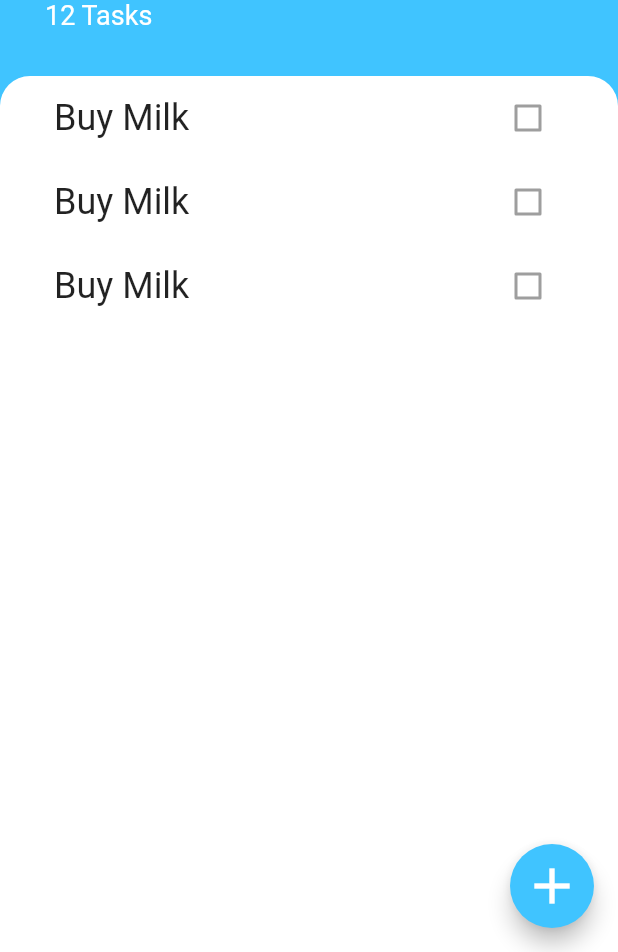
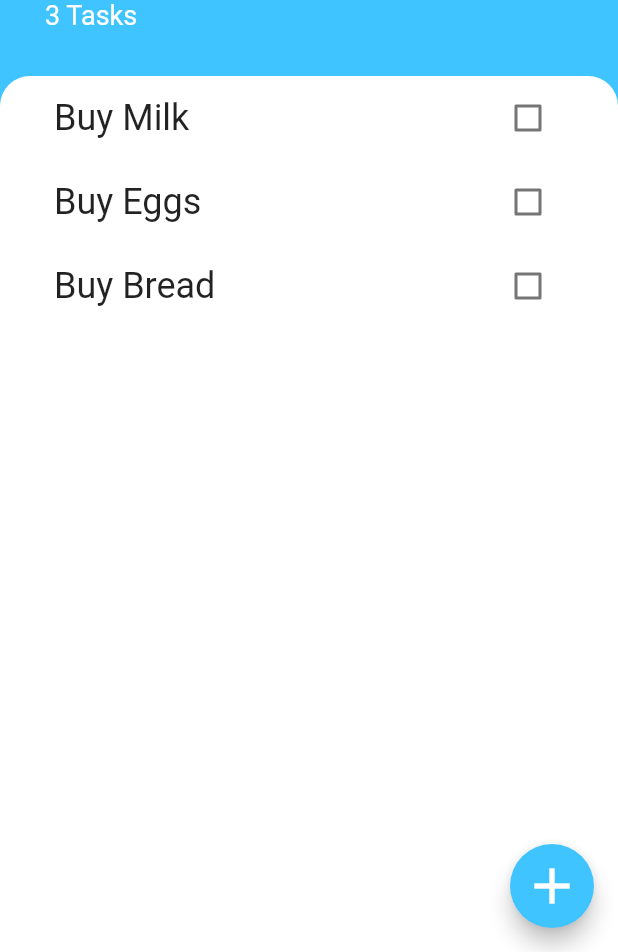
Before and after one commit to technetist/todoey, a Flutter app: the screen it shows after launch, on a phone screen of 412 x 824 dp, the part 284-1236 px from its top. Run offline on Flutter 3.47's test engine with Material 2 defaults, Android fonts, the phone set to English and light mode, and no system bars.

Commit message:
added ability to add and check things off.

```diff
--- /dev/null
+++ b/lib/models/task.dart
@@ -0,0 +1,10 @@
+class Task {
+  final String name;
+  bool isDone;
+
+  Task({this.name, this.isDone = false});
+
+  void toggleDone() {
+    isDone = !isDone;
+  }
+}
--- a/lib/screens/tasks_screen.dart
+++ b/lib/screens/tasks_screen.dart
@@ -1,12 +1,38 @@
 import 'package:flutter/material.dart';
+import 'package:todoey/models/task.dart';
+import 'package:todoey/screens/add_task_screen.dart';
 import 'package:todoey/widgets/tasks_list.dart';
 
-class TasksScreen extends StatelessWidget {
+class TasksScreen extends StatefulWidget {
+  @override
+  _TasksScreenState createState() => _TasksScreenState();
+}
+
+class _TasksScreenState extends State<TasksScreen> {
+  List<Task> tasks = [
+    Task(name: 'Buy Milk'),
+    Task(name: 'Buy Eggs'),
+    Task(name: 'Buy Bread'),
+  ];
+
   @override
   Widget build(BuildContext context) {
     return Scaffold(
       backgroundColor: Colors.lightBlueAccent,
       floatingActionButton: FloatingActionButton(
+        onPressed: () {
+          showModalBottomSheet(
+            context: context,
+            builder: (context) => AddTaskScreen(addTaskCallback:
+              (newTaskTitle) {
+                setState(() {
+                  tasks.add(Task(name: newTaskTitle));
+                });
+                Navigator.pop(context);
+              },
+            ),
+          );
+        },
         backgroundColor: Colors.lightBlueAccent,
         child: Icon(
           Icons.add,
@@ -43,7 +69,7 @@ class TasksScreen extends StatelessWidget {
                   ),
                 ),
                 Text(
-                  '12 Tasks',
+                  '${tasks.length} Tasks',
                   style: TextStyle(
                     color: Colors.white,
                     fontSize: 18.0,
@@ -62,7 +88,7 @@ class TasksScreen extends StatelessWidget {
                   topRight: Radius.circular(20.0),
                 ),
               ),
-              child: TasksList(),
+              child: TasksList(tasks),
             ),
           ),
         ],
--- a/lib/widgets/task_tile.dart
+++ b/lib/widgets/task_tile.dart
@@ -1,15 +1,30 @@
 import 'package:flutter/material.dart';
 
 class TaskTile extends StatelessWidget {
+  final bool isChecked;
+  final String taskTitle;
+  final Function checkboxCallback;
+
+  TaskTile({
+    this.isChecked,
+    this.taskTitle,
+    this.checkboxCallback,
+  });
 
   @override
   Widget build(BuildContext context) {
     return ListTile(
       title: Text(
-        'Buy Milk',
-        style: TextStyle(fontSize: 24.0),
+        taskTitle,
+        style: TextStyle(
+          fontSize: 24.0,
+          decoration: isChecked ? TextDecoration.lineThrough : null,
+        ),
       ),
-      trailing: Checkbox(value: false,),
+      trailing: Checkbox(
+        value: isChecked,
+        onChanged: checkboxCallback,
+      ),
     );
   }
 }
--- a/lib/widgets/tasks_list.dart
+++ b/lib/widgets/tasks_list.dart
@@ -1,16 +1,33 @@
 import 'package:flutter/material.dart';
+import 'package:todoey/models/task.dart';
 import 'package:todoey/widgets/task_tile.dart';
 
-class TasksList extends StatelessWidget {
+class TasksList extends StatefulWidget {
+  final List<Task> tasks;
+
+  TasksList(this.tasks);
+
+  @override
+  _TasksListState createState() => _TasksListState();
+}
+
+class _TasksListState extends State<TasksList> {
 
   @override
   Widget build(BuildContext context) {
-    return ListView(
-      children: <TaskTile>[
-        TaskTile(),
-        TaskTile(),
-        TaskTile(),
-      ],
+    return ListView.builder(
+      itemBuilder: (context, index) {
+        return TaskTile(
+          taskTitle: widget.tasks[index].name,
+          isChecked: widget.tasks[index].isDone,
+          checkboxCallback: (currentCheckboxState) {
+            setState(() {
+              widget.tasks[index].toggleDone();
+            });
+          }
+        );
+      },
+      itemCount: widget.tasks.length,
     );
   }
 }
```
Also changed, not shown: lib/screens/add_task_screen.dart (added, +66 -0 lines).
